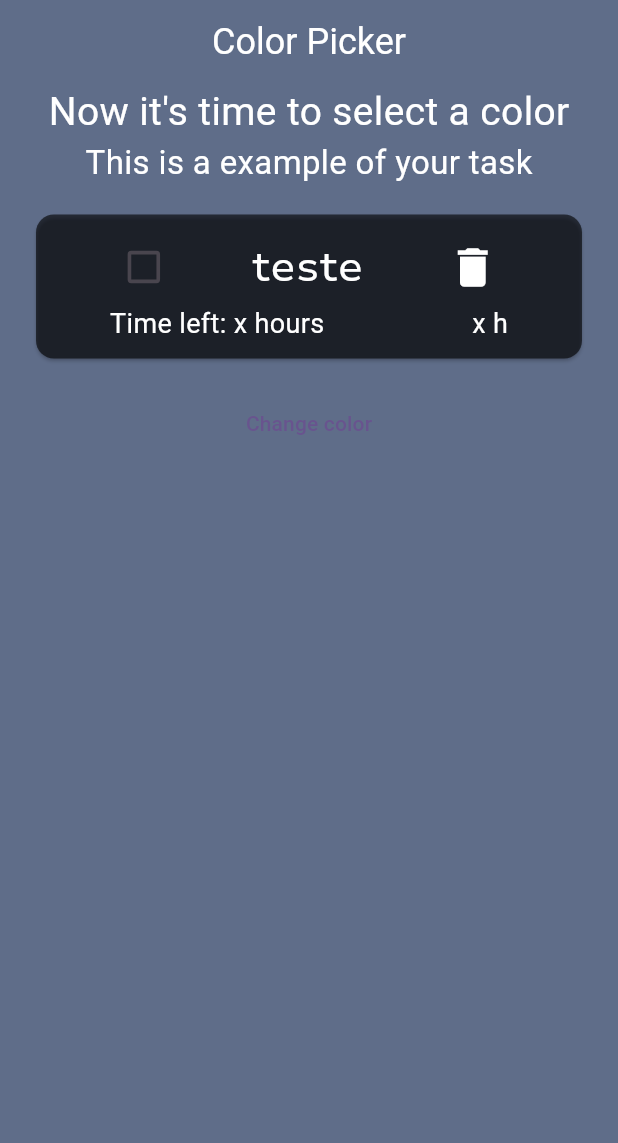
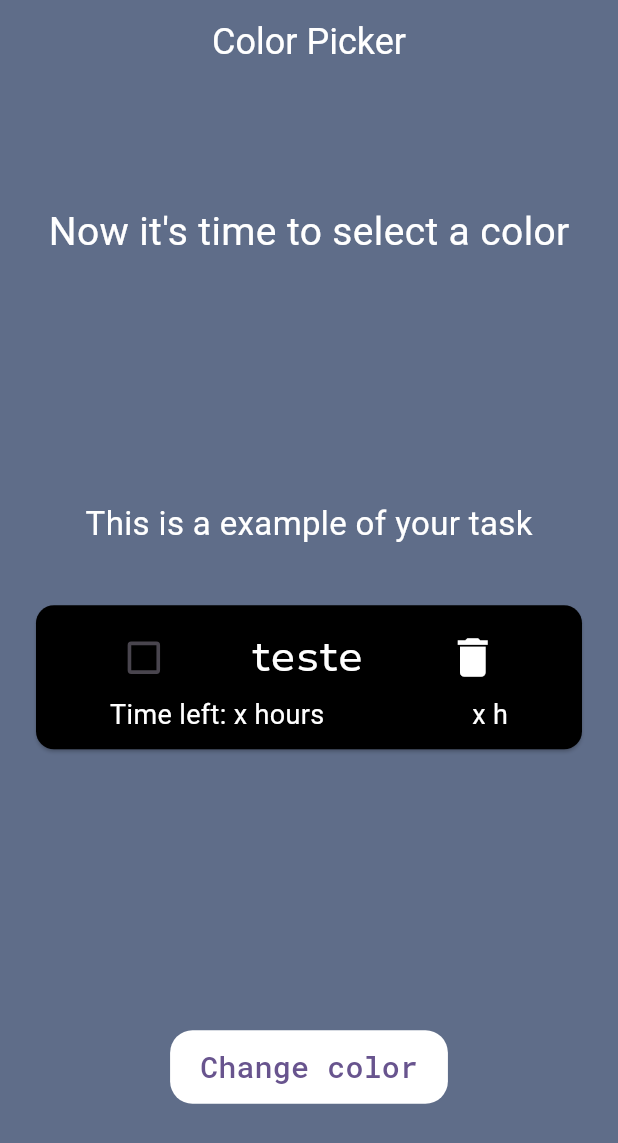
Before and after one commit to gwrgwr/todo_list_notifier, a Flutter app: the ColorPickerPage screen opened directly, on a phone screen of 412 x 824 dp. Shown: the top 1143 px of the screen. Run offline on Flutter 3.47's test engine with Material 3 defaults, Android fonts, the phone set to English and light mode, and no system bars; our stand-ins replace flutter_colorpicker, numberpicker.

Commit message:
Added color picker

```diff
--- a/lib/main.dart
+++ b/lib/main.dart
@@ -21,7 +21,7 @@ class MyApp extends StatelessWidget {
         colorScheme: ColorScheme.fromSeed(seedColor: Colors.deepPurple),
         useMaterial3: true,
       ),
-      home: ColorPickerPage(),
+      home: HomePage(),
     );
   }
 }
--- a/lib/pages/color_picker_page.dart
+++ b/lib/pages/color_picker_page.dart
@@ -1,4 +1,5 @@
 import 'package:flutter/material.dart';
+import 'package:flutter_colorpicker/flutter_colorpicker.dart';
 
 class ColorPickerPage extends StatefulWidget {
   const ColorPickerPage({super.key});
@@ -8,6 +9,13 @@ class ColorPickerPage extends StatefulWidget {
 }
 
 class _ColorPickerPageState extends State<ColorPickerPage> {
+  Color pickerColor = Colors.black;
+  Color currentColor = Colors.black;
+
+  void changeColor(Color color) {
+    setState(() => pickerColor = color);
+  }
+
   @override
   Widget build(BuildContext context) {
     return Scaffold(
@@ -21,20 +29,24 @@ class _ColorPickerPageState extends State<ColorPickerPage> {
         ),
       ),
       body: Column(
+        mainAxisAlignment: MainAxisAlignment.spaceAround,
         crossAxisAlignment: CrossAxisAlignment.center,
         children: [
           Text(
             "Now it's time to select a color",
             style: TextStyle(color: Colors.white, fontSize: 26),
           ),
+          Column(
+            children: [
               Text(
                 'This is a example of your task',
                 style: TextStyle(color: Colors.white, fontSize: 22),
               ),
+              SizedBox(height: 20,),
               Padding(
                 padding: const EdgeInsets.symmetric(horizontal: 20, vertical: 15),
                 child: Card(
-                color: Colors.black.withOpacity(0.6),
+                    color: currentColor,
                     child: Padding(
                       padding:
                           const EdgeInsets.symmetric(horizontal: 0, vertical: 10),
@@ -70,7 +82,7 @@ class _ColorPickerPageState extends State<ColorPickerPage> {
                           ),
                           Row(
                             mainAxisAlignment: MainAxisAlignment.spaceAround,
-                        children: [
+                            children: const [
                               Text(
                                 'Time left: x hours',
                                 style: TextStyle(color: Colors.white, fontSize: 18),
@@ -85,6 +97,8 @@ class _ColorPickerPageState extends State<ColorPickerPage> {
                       ),
                     )),
               ),
+            ],
+          ),
           TextButton(
               onPressed: () {
                 showDialog(
@@ -92,11 +106,34 @@ class _ColorPickerPageState extends State<ColorPickerPage> {
                   builder: (context) {
                     return AlertDialog(
                       title: Text('Pick a color '),
+                      content: SingleChildScrollView(
+                          child: ColorPicker(
+                              pickerColor: pickerColor,
+                              onColorChanged: changeColor)),
+                      actions: [
+                        ElevatedButton(
+                          child: const Text('Got it'),
+                          onPressed: () {
+                            setState(() => currentColor = pickerColor);
+                            Navigator.of(context).pop();
+                          },
+                        ),
+                      ],
                     );
                   },
                 );
               },
-              child: Text("Change color")),
+              child: Container(
+                padding: EdgeInsets.symmetric(horizontal: 20, vertical: 10),
+                decoration: BoxDecoration(
+                  color: Colors.white,
+                  borderRadius: BorderRadius.circular(15),
+                ),
+                child: Text("Change color", style: TextStyle(
+                  fontSize: 20,
+                  fontFamily: 'RobotoMono',
+                ),),
+              )),
         ],
       ),
     );
```
Lines whose indentation alone changed are shown as unchanged.
